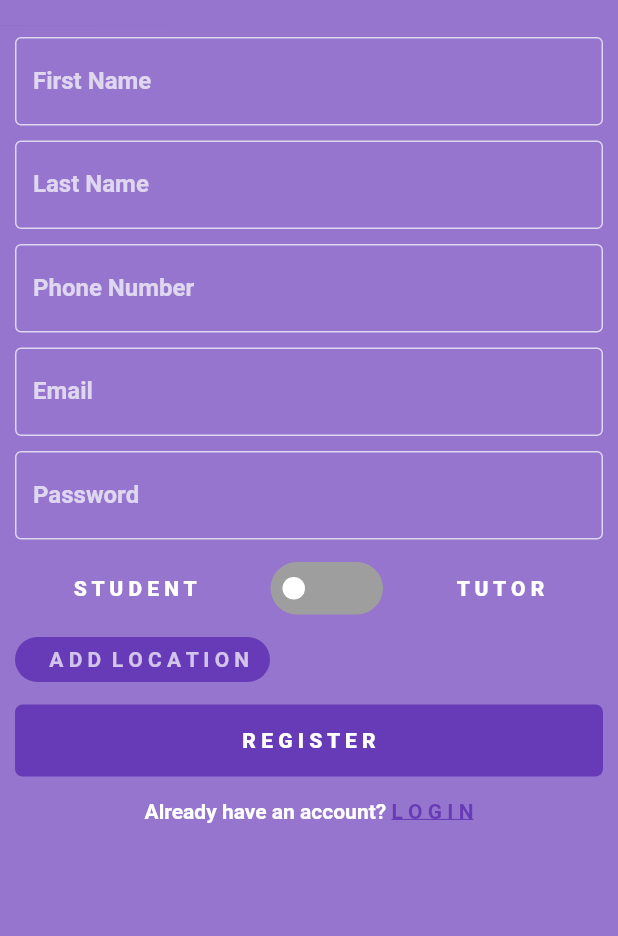
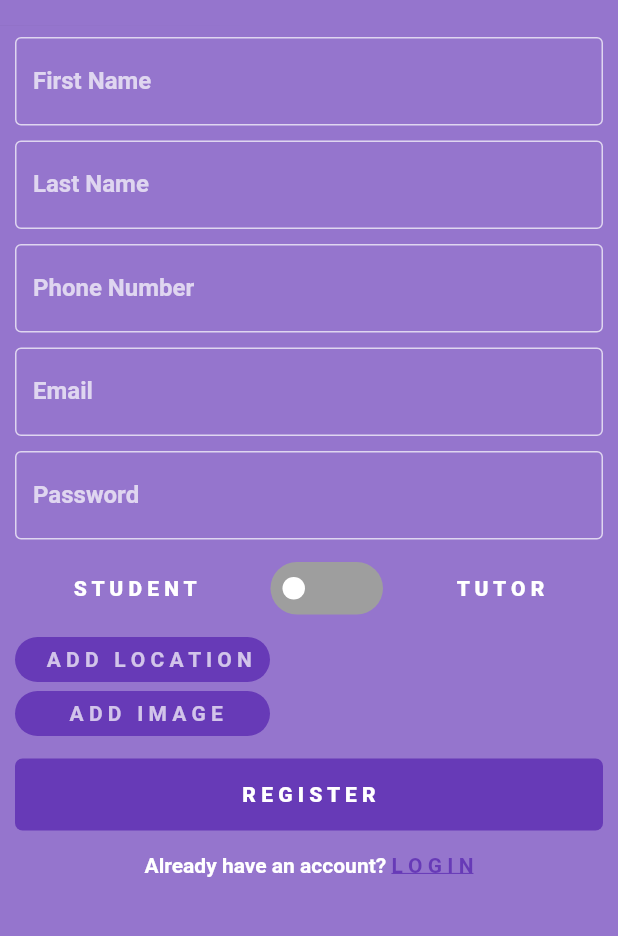
Before and after one commit to shakeebkhan66/personal_portfolio, a Flutter app: the RegisterScreen screen opened directly, on a phone screen of 412 x 824 dp, the part 59-995 px from its top. Run offline on Flutter 3.47's test engine with Material 2 defaults, Android fonts, the phone set to English and light mode, and no system bars; drawn by our look-alikes of flutter_switch; our stand-ins replace cloud_firestore, firebase_auth, firebase_core, firebase_storage, flutter_signin_button, fluttertoast and 9 more; missing offline and left inert: flutter_facebook_auth; accounts and stored records are empty.

```diff
--- a/lib/authentications/register_screen.dart
+++ b/lib/authentications/register_screen.dart
@@ -1,10 +1,15 @@
+import 'dart:convert';
+import 'dart:io';
 import 'package:cloud_firestore/cloud_firestore.dart';
 import 'package:firebase_auth/firebase_auth.dart';
+import 'package:firebase_storage/firebase_storage.dart';
 import 'package:flutter/material.dart';
 import 'package:flutter/services.dart';
 import 'package:flutter_switch/flutter_switch.dart';
 import 'package:fluttertoast/fluttertoast.dart';
+import 'package:image_picker/image_picker.dart';
 import 'package:page_transition/page_transition.dart';
+import 'package:permission_handler/permission_handler.dart';
 import 'package:personal_portfolio/SharedPref/shared_preference_class.dart';
 import 'package:personal_portfolio/authentications/google_map_screen.dart';
 import 'package:personal_portfolio/authentications/login_screen.dart';
@@ -45,6 +50,8 @@ class _RegisterScreenState extends State<RegisterScreen> {
   TextEditingController chargePerHourController = TextEditingController();
   String? latitude;
   String? longitude;
+  String? imageFile;
+  final picker = ImagePicker();
 
 
   List subjects = [
@@ -71,7 +78,99 @@ class _RegisterScreenState extends State<RegisterScreen> {
     }
     }
 
+  // ToDo Pick Image & Upload Image
+  // Future pickImage() async{
+  //   final pickedFile = await picker.pickImage(source: ImageSource.gallery);
+  //   setState(() {
+  //     imageFile = File(pickedFile!.path);
+  //   });
+  // }
+
+
   // TODO Register User Function
+
+  // ToDo Pick Image From Gallery
+  // FirebaseStorage storage = FirebaseStorage.instance;
+  //
+  // File? _photo;
+  // final ImagePicker _picker = ImagePicker();
+  //
+  // Future imgFromGallery() async {
+  //   final pickedFile = await _picker.pickImage(source: ImageSource.gallery);
+  //
+  //   setState(() {
+  //     if (pickedFile != null) {
+  //       _photo = File(pickedFile.path);
+  //       uploadFile();
+  //     } else {
+  //       print('No image selected.');
+  //     }
+  //   });
+  // }
+  //
+  // Future imgFromCamera() async {
+  //   final pickedFile = await _picker.pickImage(source: ImageSource.camera);
+  //
+  //   setState(() {
+  //     if (pickedFile != null) {
+  //       _photo = File(pickedFile.path);
+  //       uploadFile();
+  //     } else {
+  //       print('No image selected.');
+  //     }
+  //   });
+  // }
+  //
+  // Future uploadFile() async {
+  //   if (_photo == null) return;
+  //   final fileName = basename(_photo!.path);
+  //   final destination = 'files/$fileName';
+  //
+  //   try {
+  //     final ref = FirebaseStorage.instance
+  //         .ref(destination)
+  //         .child('file/');
+  //     await ref.putFile(_photo!);
+  //   } catch (e) {
+  //     print('error occured');
+  //   }
+  // }
+
+
+
+  // ToDo Upload Image
+  uploadImage() async {
+    final _firebaseStorage = FirebaseStorage.instance;
+    final _imagePicker = ImagePicker();
+    PickedFile? image;
+    //Check Permissions
+    await Permission.photos.request();
+
+    var permissionStatus = await Permission.photos.status;
+
+    if (permissionStatus.isGranted){
+      //Select Image
+      image = await _imagePicker.getImage(source: ImageSource.gallery);
+      var file = File(image!.path);
+
+      if (image != null){
+        //Upload to Firebase
+        var snapshot = await _firebaseStorage.ref()
+            .child('images/imageName')
+            .putFile(file);
+        var downloadUrl = await snapshot.ref.getDownloadURL();
+        setState(() {
+          imageFile = downloadUrl;
+        });
+      } else {
+        print('No Image Path Received');
+      }
+    } else {
+      print('Permission not granted. Try Again with permission access');
+    }
+  }
+
+
   void registerUser() async{
     try{
       FirebaseAuth.instance.createUserWithEmailAndPassword(
@@ -449,7 +548,37 @@ class _RegisterScreenState extends State<RegisterScreen> {
                         child: const Padding(
                             padding: EdgeInsets.only(left: 9.0),
                             child: Text(
-                              "A D D  L O C A T I O N",
+                              "A D D   L O C A T I O N",
+                              textAlign: TextAlign.center,
+                              style: TextStyle(
+                                  color: Colors.white70,
+                                  fontWeight: FontWeight.bold),
+                            )),
+                      )
+                    ],
+                  )),
+            ),
+            const SizedBox(height: 6.0,),
+            InkWell(
+              onTap: uploadImage,
+              child: Container(
+                  padding: const EdgeInsets.symmetric(horizontal: 10),
+                  decoration: BoxDecoration(
+                    borderRadius: BorderRadius.circular(10.0),
+                  ),
+                  child: Row(
+                    children: [
+                      Container(
+                        height: 30,
+                        width: 170,
+                        alignment: Alignment.center,
+                        decoration: BoxDecoration(
+                            color: Colors.deepPurple.shade500,
+                            borderRadius: BorderRadius.circular(20)),
+                        child: const Padding(
+                            padding: EdgeInsets.only(left: 5.0),
+                            child: Text(
+                              "A D D   I M A G E",
                               textAlign: TextAlign.center,
                               style: TextStyle(
                                   color: Colors.white70,
--- a/lib/main.dart
+++ b/lib/main.dart
@@ -28,8 +28,8 @@ class MyApp extends StatelessWidget {
         debugShowCheckedModeBanner: false,
         title: 'Tutor & Tutee',
         home: SharedPreferenceClass.preferences?.getBool("loggedIn") == true
-        ? HomeScreen()
-        : IntroSliderScreen(),
+        ? const HomeScreen()
+        : const IntroSliderScreen(),
       ),
     );
   }
--- a/pubspec.yaml
+++ b/pubspec.yaml
@@ -52,6 +52,10 @@ dependencies:
   google_maps_flutter: ^2.2.0
   geolocator: ^9.0.1
   geocoding: ^2.0.5
+  image_picker: ^0.8.6
+  firebase_storage: ^10.3.11
+  permission_handler: ^10.1.0
+
 
 dev_dependencies:
   flutter_test:
```
Also changed, not shown: pubspec.lock, 1 other file.
